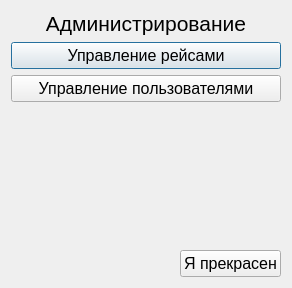
This is dialog_menuadmin.ui in zloysergunya/IS_Airport as Qt 5 draws it before an edit. The edited form follows.
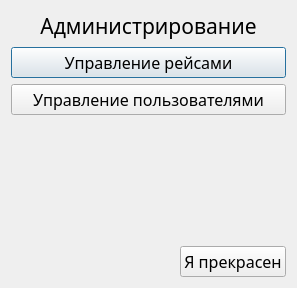
This is the edited form.

The edit to the form file:
```diff
--- a/dialog_menuadmin.ui
+++ b/dialog_menuadmin.ui
@@ -6,10 +6,15 @@
    <rect>
     <x>0</x>
     <y>0</y>
-    <width>292</width>
+    <width>297</width>
     <height>288</height>
    </rect>
   </property>
+  <property name="font">
+   <font>
+    <family>Mongolian Baiti</family>
+   </font>
+  </property>
   <property name="windowTitle">
    <string>Dialog</string>
   </property>
@@ -18,6 +23,7 @@
     <widget class="QLabel" name="mainLabel">
      <property name="font">
       <font>
+       <family>Mongolian Baiti</family>
        <pointsize>16</pointsize>
       </font>
      </property>
@@ -33,6 +39,7 @@
     <widget class="QPushButton" name="buttonControlRaces">
      <property name="font">
       <font>
+       <family>Mongolian Baiti</family>
        <pointsize>12</pointsize>
       </font>
      </property>
@@ -45,6 +52,7 @@
     <widget class="QPushButton" name="buttonControlUsers">
      <property name="font">
       <font>
+       <family>Mongolian Baiti</family>
        <pointsize>12</pointsize>
       </font>
      </property>
@@ -85,6 +93,7 @@
       <widget class="QPushButton" name="accept">
        <property name="font">
         <font>
+         <family>Mongolian Baiti</family>
          <pointsize>12</pointsize>
         </font>
        </property>
```
